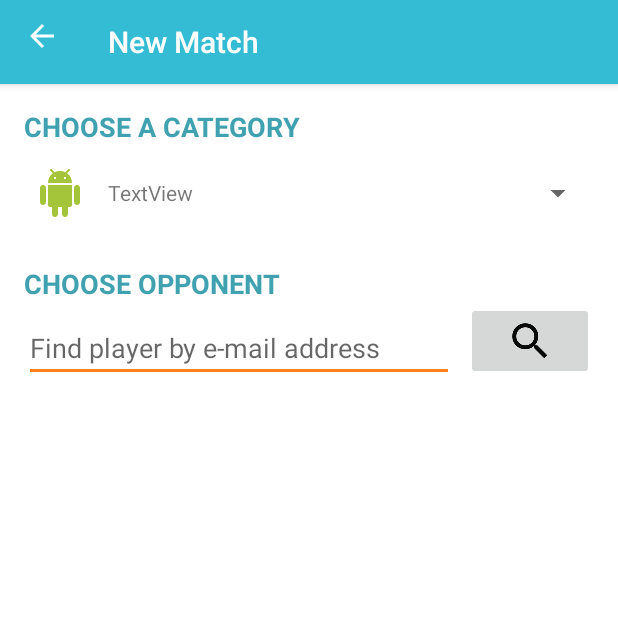
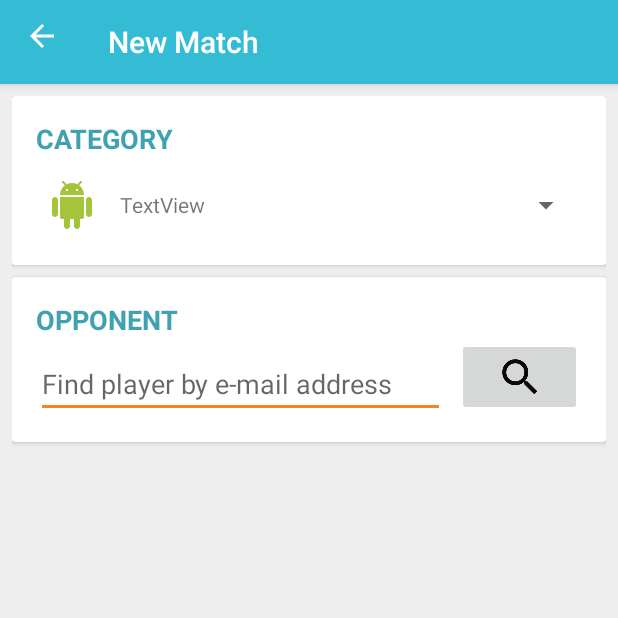
Before and after one commit to muety/quiznerd-android, an Android app: the NewGameActivity screen opened directly, with no data from a screen before it, on a phone screen of 412 x 824 dp, the top half of it. Run offline under Robolectric (Android 15) with nearby library versions, the phone set to English and light mode, and no system bars; our stand-ins replace ButterKnife, CircleImageView, Firebase (no records; nobody signed in at launch, a user with empty details on screens opened directly); 5 statements that could not run were skipped.

Commit message:
Add cards to new game activity. Fix back button.

```diff
--- a/app/src/main/java/com/github/n1try/quiznerd/ui/NewGameActivity.java
+++ b/app/src/main/java/com/github/n1try/quiznerd/ui/NewGameActivity.java
@@ -151,7 +151,7 @@ public class NewGameActivity extends AppCompatActivity implements AdapterView.On
         if (currentSelectedOpponent == null
                 || mRandomQuestions == null
                 || mRandomQuestions.size() < Constants.NUM_ROUNDS * Constants.NUM_QUESTIONS_PER_ROUND) {
-            return false;
+            return true;
         }
         getMenuInflater().inflate(R.menu.new_match, menu);
         return true;
@@ -163,6 +163,8 @@ public class NewGameActivity extends AppCompatActivity implements AdapterView.On
             case R.id.start:
                 createMatch();
                 break;
+            default:
+                return super.onOptionsItemSelected(item);
         }
         return false;
     }
--- a/app/src/main/res/layout/activity_new_match.xml
+++ b/app/src/main/res/layout/activity_new_match.xml
@@ -3,7 +3,7 @@
     xmlns:app="http://schemas.android.com/apk/res-auto"
     android:layout_width="match_parent"
     android:layout_height="match_parent"
-    android:background="@android:color/white">
+    android:background="@color/colorBackground">
 
     <LinearLayout
         android:layout_width="match_parent"
@@ -30,13 +30,23 @@
         <LinearLayout
             android:layout_width="match_parent"
             android:layout_height="match_parent"
+            android:layout_margin="8dp"
+            android:orientation="vertical">
+
+            <android.support.v7.widget.CardView
+                android:layout_width="match_parent"
+                android:layout_height="wrap_content">
+
+                <LinearLayout
+                    android:layout_width="match_parent"
+                    android:layout_height="match_parent"
                     android:layout_margin="16dp"
                     android:orientation="vertical">
 
                     <TextView
                         android:id="@+id/new_category_label"
                         style="@style/AppTheme.Text.Dark.Heading"
-                android:layout_width="wrap_content"
+                        android:layout_width="match_parent"
                         android:layout_height="wrap_content"
                         android:text="@string/choose_category" />
 
@@ -46,13 +56,30 @@
                         android:layout_height="wrap_content"
                         android:layout_marginTop="8dp" />
 
+                </LinearLayout>
+            </android.support.v7.widget.CardView>
+
+            <android.support.v7.widget.CardView
+                android:layout_width="match_parent"
+                android:layout_height="wrap_content"
+                android:layout_marginTop="8dp">
+
+                <LinearLayout
+                    android:layout_width="match_parent"
+                    android:layout_height="match_parent"
+                    android:layout_margin="16dp"
+                    android:orientation="vertical">
+
                     <TextView
                         android:id="@+id/new_opponent_label"
                         style="@style/AppTheme.Text.Dark.Heading"
                         android:layout_width="wrap_content"
                         android:layout_height="wrap_content"
-                android:layout_marginTop="24dp"
                         android:text="@string/choose_opponent" />
+
+                    <android.support.v7.widget.CardView
+                        android:layout_width="match_parent"
+                        android:layout_height="match_parent" />
 
                     <FrameLayout
                         android:id="@+id/new_selected_opponent_container"
@@ -112,5 +139,11 @@
 
                 </LinearLayout>
 
+            </android.support.v7.widget.CardView>
+
+
         </LinearLayout>
+
+    </LinearLayout>
+
 </FrameLayout>
--- a/app/src/main/res/values/strings.xml
+++ b/app/src/main/res/values/strings.xml
@@ -17,8 +17,8 @@
     <string name="result_time_up">Your time was up ...</string>
     <string name="result_correct">Correct answer, congratulations!</string>
     <string name="result_wrong">Sorry, that was the wrong answer ...</string>
-    <string name="choose_opponent">Choose opponent</string>
-    <string name="choose_category">Choose a category</string>
+    <string name="choose_opponent">Opponent</string>
+    <string name="choose_category">Category</string>
     <string name="previous_opponents">Previous opponents</string>
     <string name="action_start">Start</string>
     <string name="new_match">New Match</string>
```
Lines whose indentation alone changed are shown as unchanged.
